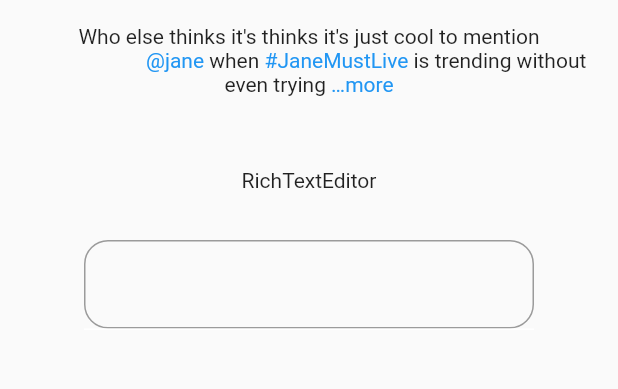
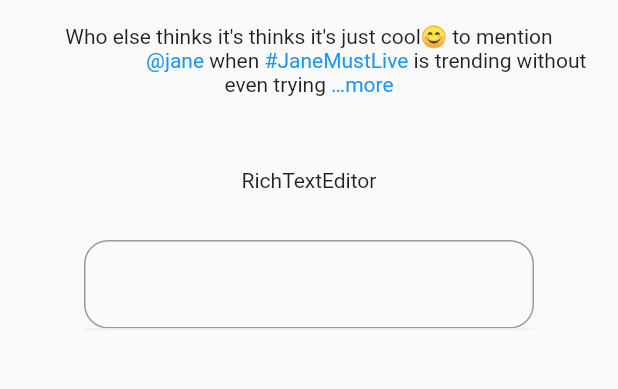
Before and after one commit to nelsonweze/rich_text_view, a Flutter app: the screen it shows after launch, on a phone screen of 412 x 824 dp, the part 156-545 px from its top. Run offline on Flutter 3.47's test engine with Material 2 defaults, Android fonts, the phone set to English and light mode, and no system bars.

Commit message:
fixes #31 and #32

```diff
--- a/example/lib/main.dart
+++ b/example/lib/main.dart
@@ -13,7 +13,16 @@ class MyApp extends StatelessWidget {
         theme: ThemeData(
           primarySwatch: Colors.blue,
         ),
-      home: Scaffold(
+        home: HomePage());
+  }
+}
+
+class HomePage extends StatelessWidget {
+  const HomePage({Key? key}) : super(key: key);
+
+  @override
+  Widget build(BuildContext context) {
+    return Scaffold(
       appBar: AppBar(
         title: Text('Flutter RichTextView'),
       ),
@@ -32,7 +41,7 @@ class MyApp extends StatelessWidget {
               padding: EdgeInsets.symmetric(horizontal: 16),
               child: RichTextView(
                 text:
-                      '''Who else thinks it's thinks it's just cool to mention
+                    '''Who else thinks it's thinks it's just cool😊 to mention
                       @jane when #JaneMustLive is trending without even trying
                       to send a *bold* email to janedoe@gmail.com and verify the
                        facts talkmore of ivisitingi www.janedoe.com''',
@@ -88,7 +97,7 @@ class MyApp extends StatelessWidget {
                           20,
                           (index) => Mention(
                               id: index.toString(),
-                                imageURL: 'imageURL',
+                              imageURL: 'https://via.placeholder.com/150',
                               subtitle: term.toLowerCase(),
                               title: '$term $index'));
                     },
@@ -112,7 +121,6 @@ class MyApp extends StatelessWidget {
           ],
         ),
       ),
-      ),
     );
   }
 }
--- a/lib/src/suggestion/widget.dart
+++ b/lib/src/suggestion/widget.dart
@@ -17,12 +17,12 @@ class SearchItemWidget extends StatelessWidget {
     var state = suggestionController.state;
     var border = BorderSide(
         width: Theme.of(context).brightness == Brightness.dark ? 0.1 : 1.0,
-        color: state.suggestionHeight > 1
-            ? Colors.grey[200]!
+        color: state.suggestionHeight > 0
+            ? (suggestionController.borderColor ?? Colors.grey[200])!
             : Colors.transparent);
     return Container(
         constraints: BoxConstraints(
-          minHeight: 1,
+          minHeight: 0,
           maxHeight: state.suggestionHeight,
           maxWidth: double.infinity,
           minWidth: double.infinity,
@@ -96,7 +96,7 @@ class SearchItemWidget extends StatelessWidget {
                                           item.hashtag,
                                           style: Theme.of(context)
                                               .textTheme
-                                              .subtitle2,
+                                              .titleSmall,
                                         ),
                                         subtitle: Text(item.subtitle ?? ''),
                                         trailing: item.trending
@@ -142,7 +142,7 @@ class ListUserItem extends StatelessWidget {
                     title.trim(),
                     style: Theme.of(context)
                         .textTheme
-                        .bodyText1!
+                        .bodyLarge!
                         .copyWith(fontWeight: FontWeight.w600),
                     overflow: TextOverflow.ellipsis,
                   ),
@@ -156,7 +156,7 @@ class ListUserItem extends StatelessWidget {
                   overflow: TextOverflow.ellipsis,
                   style: Theme.of(context)
                       .textTheme
-                      .caption!
+                      .bodySmall!
                       .copyWith(fontSize: 14),
                 )),
               ),
--- a/pubspec.yaml
+++ b/pubspec.yaml
@@ -1,6 +1,6 @@
 name: rich_text_view
 description: A simple yet powerful rich text view that supports mention, hashtag, email, url and see more.
-version: 1.2.0
+version: 1.2.1-dev-1
 homepage: https://github.com/nelsonweze/rich_text_view
 
 environment:
```
Also changed, not shown: lib/src/suggestion/suggestion_controller.dart (+22 -8 lines), lib/src/text_editor.dart (+15 -8 lines), example/pubspec.lock, pubspec.lock, 7 other files. Lines whose indentation alone changed are shown as unchanged.
